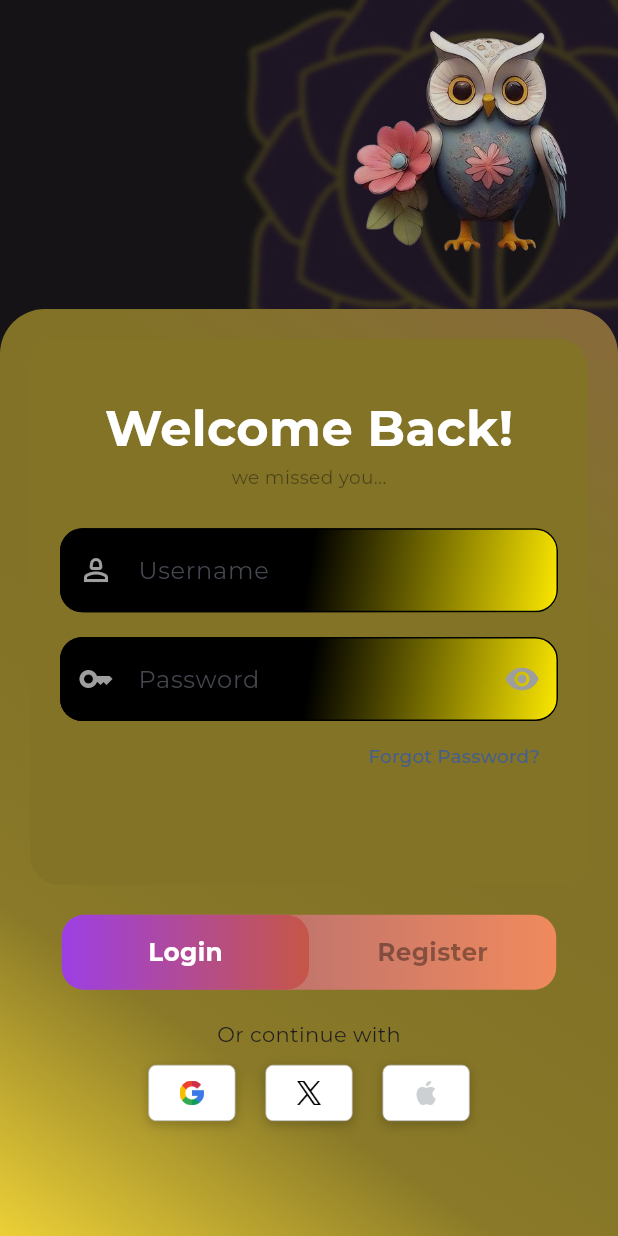
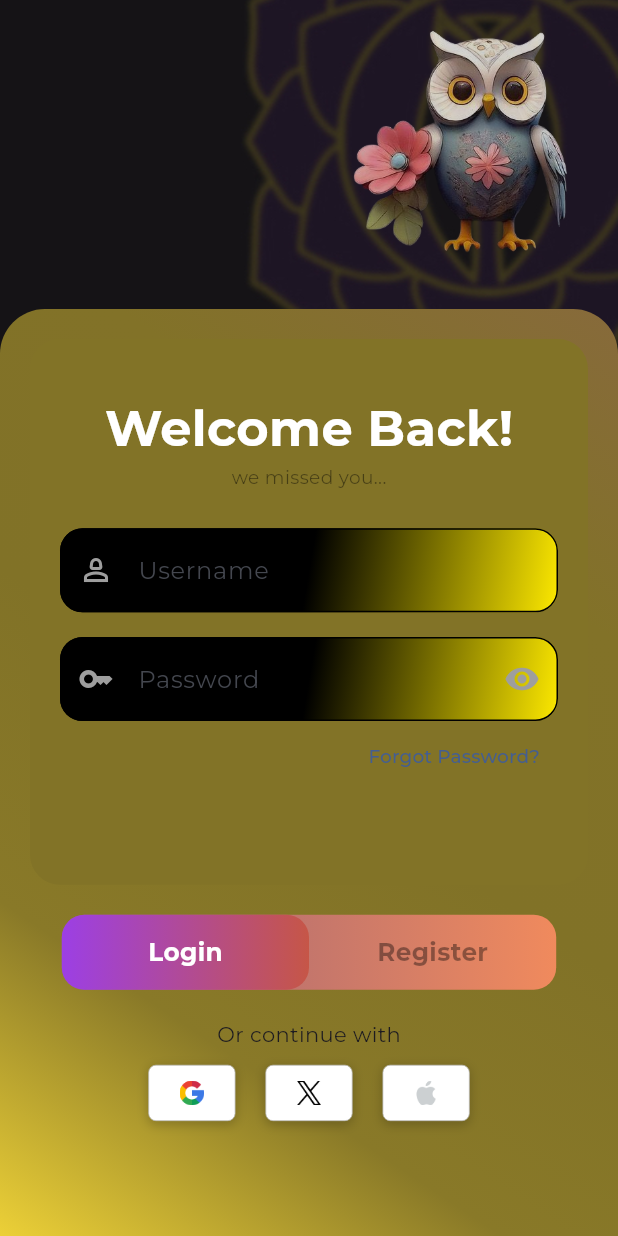
Before and after one commit to veerhegde/PsyGPT, a Flutter app: the AuthScreen screen opened by its route, on a phone screen of 412 x 824 dp. Run offline on Flutter 3.47's test engine with Material 3 defaults, Android fonts, the phone set to English and light mode, and no system bars; our stand-ins replace flutter_secure_storage, flutter_svg, google_fonts, lottie, material_symbols_icons; missing offline and left inert: dotlottie_loader; accounts and stored records are empty; project files that could hold a hidden picture were left out.

Commit message:
[ui] fix for non resetting background

```diff
--- a/psy_fe/mindq_ui/lib/screens/userauth.dart
+++ b/psy_fe/mindq_ui/lib/screens/userauth.dart
@@ -32,16 +32,20 @@ class _LoginRegistrationScreenState extends State<AuthScreen> {
   @override
   Widget build(BuildContext context) {
     return Scaffold(
+      resizeToAvoidBottomInset: false,
       body: Stack(
         children: [
-          Container(
-            decoration: BoxDecoration(
-              image: DecorationImage(
-                image: AssetImage('lib/assets/mindq_right_bg.jpg'),
-                fit: BoxFit.fill,
+          Positioned.fill(
+            child: Container(
+              decoration: BoxDecoration(
+                image: DecorationImage(
+                  image: AssetImage('lib/assets/mindq_right_bg.jpg'),
+                  fit: BoxFit.cover,
+                ),
               ),
             ),
           ),
+
           SafeArea(
             child: LayoutBuilder(
               builder: (context, constraints) {
```
